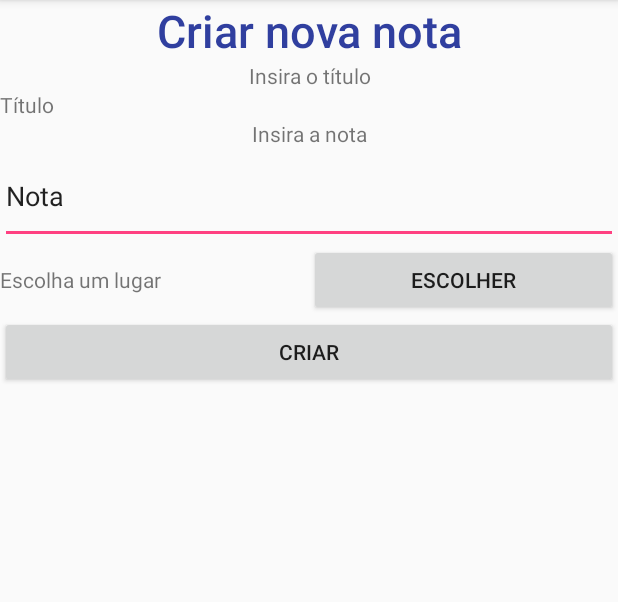
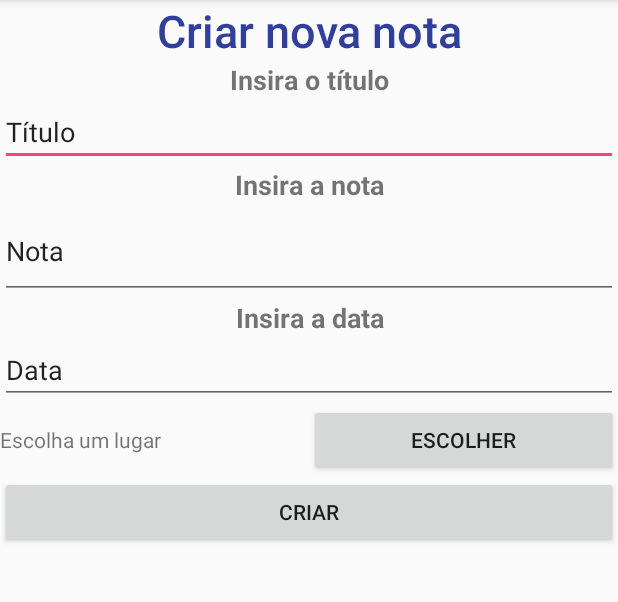
Before and after one commit to NewtonJoaquim/WorldNote, an Android app: the CreateNote screen opened directly, with no data from a screen before it, after a tap on "CRIAR", on a phone screen of 412 x 824 dp, the part 84-686 px from its top. Run offline under Robolectric (Android 15) with nearby library versions, the phone set to English and light mode, and no system bars.

Commit message:
Adicionado campo data para o layout de criar nota

```diff
--- a/app/build.gradle
+++ b/app/build.gradle
@@ -25,5 +25,5 @@ dependencies {
     testImplementation 'junit:junit:4.12'
     androidTestImplementation 'com.android.support.test:runner:1.0.1'
     androidTestImplementation 'com.android.support.test.espresso:espresso-core:3.0.1'
-    implementation 'com.google.android.gms:play-services-places:15.0.1'
+    implementation 'com.google.android.gms:play-services-places:11.8.0'
 }
--- a/app/src/main/java/com/worldnote/pdm/worldnote/CreateNote.java
+++ b/app/src/main/java/com/worldnote/pdm/worldnote/CreateNote.java
@@ -8,6 +8,7 @@ import android.os.Bundle;
 import android.util.Log;
 import android.view.View;
 import android.widget.Button;
+import android.widget.EditText;
 import android.widget.TextView;
 
 import com.google.android.gms.common.GooglePlayServicesNotAvailableException;
@@ -17,8 +18,9 @@ import com.google.android.gms.location.places.ui.PlacePicker;
 
 public class CreateNote extends AppCompatActivity {
     TextView placeText;
-    TextView tittle;
-    TextView note;
+    EditText tittle;
+    EditText note;
+    EditText date;
     Button pickaplace;
     Button confirm;
     int PLACE_PICKER_REQUEST=1;
@@ -56,7 +58,9 @@ public class CreateNote extends AppCompatActivity {
         confirm.setOnClickListener(new View.OnClickListener() {
             @Override
             public void onClick(View view) {
-
+                String n_tittle = tittle.getText().toString();
+                String n_note = note.getText().toString();
+                String n_date = note.getText().toString();
             }
         });
 
--- a/app/src/main/res/layout/activity_createnote.xml
+++ b/app/src/main/res/layout/activity_createnote.xml
@@ -31,12 +31,16 @@
             android:layout_width="match_parent"
             android:layout_height="wrap_content"
             android:text="@string/register_note_title"
-            android:textAlignment="center" />
+            android:textAlignment="center"
+            android:textSize="18sp"
+            android:textStyle="bold" />
 
-        <TextView
+        <EditText
             android:id="@+id/tittle"
             android:layout_width="match_parent"
             android:layout_height="wrap_content"
+            android:ems="10"
+            android:inputType="textPersonName"
             android:text="@string/note_tittle" />
 
         <TextView
@@ -44,7 +48,9 @@
             android:layout_width="match_parent"
             android:layout_height="wrap_content"
             android:text="@string/register_note_note"
-            android:textAlignment="center" />
+            android:textAlignment="center"
+            android:textSize="18sp"
+            android:textStyle="bold" />
 
         <EditText
             android:id="@+id/note"
@@ -54,6 +60,23 @@
             android:inputType="textPersonName"
             android:text="@string/note_note"
             android:textAlignment="viewStart" />
+
+        <TextView
+            android:id="@+id/textView4"
+            android:layout_width="match_parent"
+            android:layout_height="wrap_content"
+            android:text="@string/register_note_date"
+            android:textAlignment="center"
+            android:textSize="18sp"
+            android:textStyle="bold" />
+
+        <EditText
+            android:id="@+id/date"
+            android:layout_width="match_parent"
+            android:layout_height="wrap_content"
+            android:ems="10"
+            android:inputType="date"
+            android:text="@string/note_date" />
 
         <LinearLayout
             android:layout_width="match_parent"
--- a/app/src/main/res/values/strings.xml
+++ b/app/src/main/res/values/strings.xml
@@ -15,4 +15,6 @@
     <string name="note_note">Nota</string>
     <string name="note_tittle">Título</string>
     <string name="register_note_create">Criar</string>
+    <string name="register_note_date">Insira a data</string>
+    <string name="note_date">Data</string>
 </resources>
--- a/build.gradle
+++ b/build.gradle
@@ -8,7 +8,7 @@ buildscript {
     }
     dependencies {
         classpath 'com.android.tools.build:gradle:3.1.2'
-        classpath 'com.google.android.gms:play-services-places:15.0.0'
+        classpath 'com.google.android.gms:play-services-places:11.8.0'
 
         // NOTE: Do not place your application dependencies here; they belong
         // in the individual module build.gradle files
```
Also changed, not shown: 2 other files.
